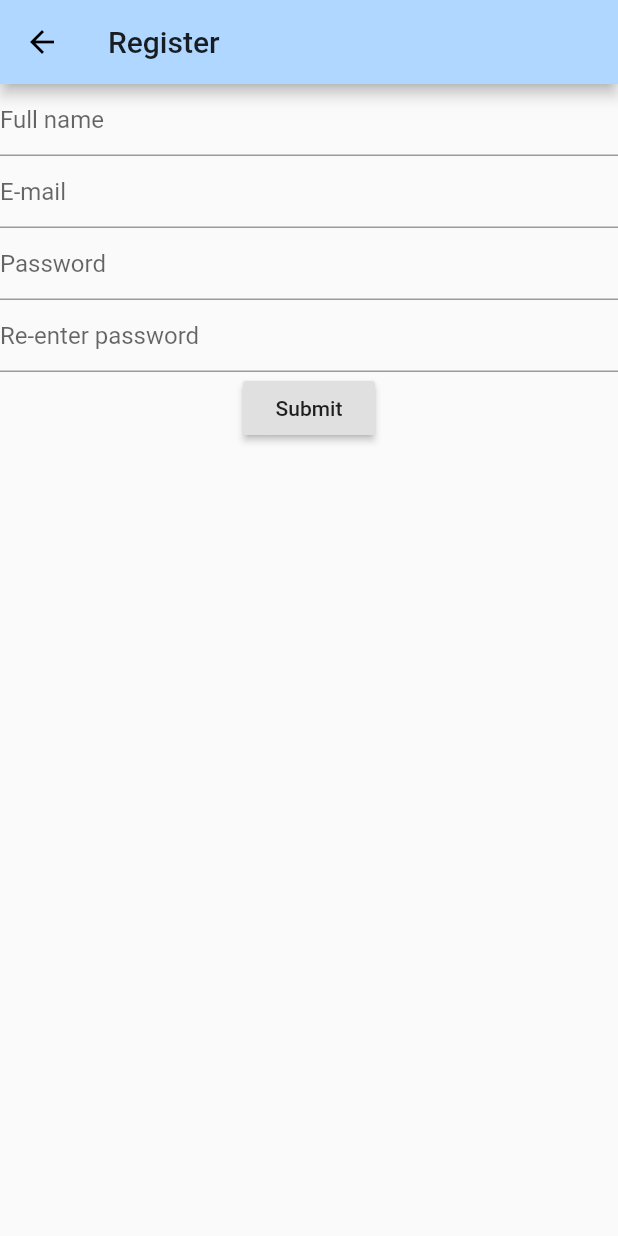
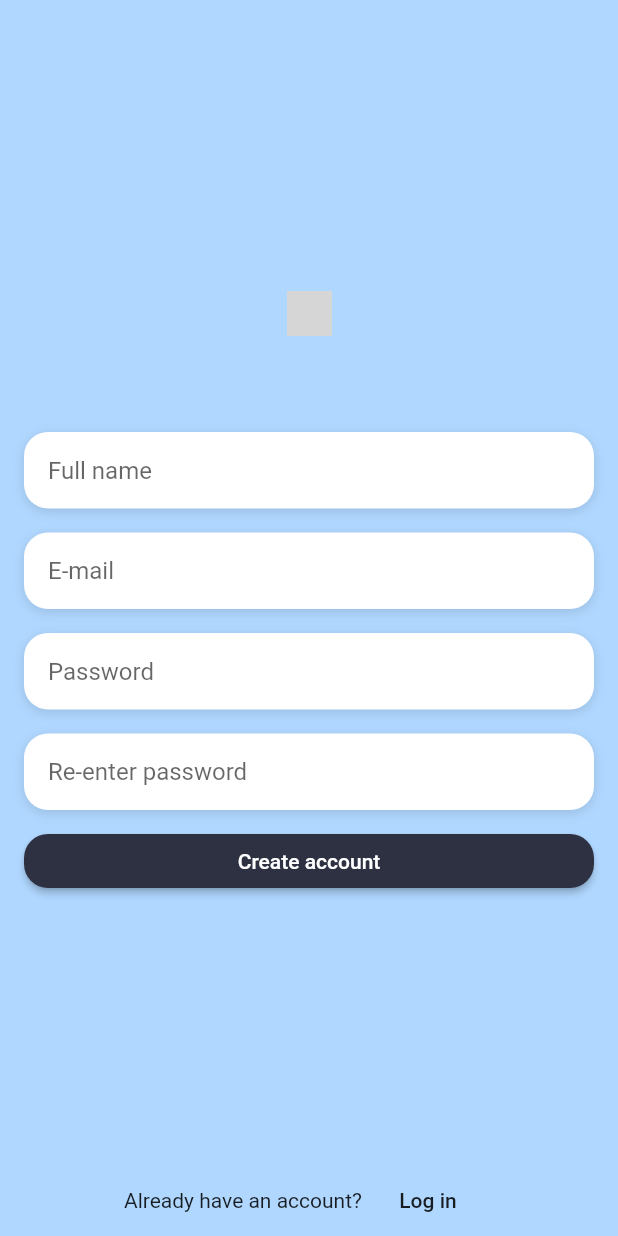
Before and after one commit to arshganda/abode_app, a Flutter app: the screen it shows after launch, after a tap on "Submit", after a tap on "Sign up", on a phone screen of 412 x 824 dp. Run offline on Flutter 3.47's test engine with Material 2 defaults, Android fonts, the phone set to English and light mode, and no system bars; our stand-ins replace dio, firebase_auth; accounts and stored records are empty; grey boxes are pictures that could not be loaded.

Commit message:
Themed register page

```diff
--- /dev/null
+++ b/lib/app_state.dart
@@ -0,0 +1,10 @@
+import 'package:dio/dio.dart';
+
+class AppState {
+  Dio dio;
+
+  AppState() {
+    dio = Dio();
+    dio.options.baseUrl = "https://abode-backend.herokuapp.com";
+  }
+}
--- a/lib/forgot_password_page.dart
+++ b/lib/forgot_password_page.dart
@@ -25,11 +25,7 @@ class ForgotPasswordPage extends StatelessWidget {
                   decoration: buildBoxDecoration(),
                   child: TextFormField(
                     controller: _emailController,
-                    decoration: InputDecoration(
-                      border: InputBorder.none,
-                      hintText: 'E-mail',
-                      contentPadding: EdgeInsets.all(16),
-                    ),
+                    decoration: buildInputDecoration('E-mail'),
                     validator: emailValidator,
                     keyboardType: TextInputType.emailAddress,
                   ),
--- a/lib/login_page.dart
+++ b/lib/login_page.dart
@@ -43,17 +43,15 @@ class _LoginPageState extends State<LoginPage> {
               child: Column(
                 mainAxisAlignment: MainAxisAlignment.center,
                 children: <Widget>[
-                  Image.asset("abode_logo.png"),
+                  Image.asset(
+                    "abode_logo.png",
+                  ),
                   Spacer(),
                   Container(
                     decoration: buildBoxDecoration(),
                     child: TextFormField(
                       controller: _emailController,
-                      decoration: InputDecoration(
-                        border: InputBorder.none,
-                        hintText: 'E-mail',
-                        contentPadding: EdgeInsets.all(16),
-                      ),
+                      decoration: buildInputDecoration('E-mail'),
                       validator: emailValidator,
                       keyboardType: TextInputType.emailAddress,
                       textInputAction: TextInputAction.next,
@@ -62,23 +60,20 @@ class _LoginPageState extends State<LoginPage> {
                           FocusScope.of(context).requestFocus(focusNode2),
                     ),
                   ),
-                  SizedBox(height: 6),
+                  SizedBox(height: 16),
                   Container(
                     decoration: buildBoxDecoration(),
                     child: TextFormField(
                       controller: _passwordController,
                       obscureText: true,
                       autocorrect: false,
-                      decoration: InputDecoration(
-                        border: InputBorder.none,
-                        hintText: 'Password',
-                        contentPadding: EdgeInsets.all(16),
-                      ),
+                      decoration: buildInputDecoration('Password'),
                       validator: passwordValidator,
                       focusNode: focusNode2,
                       textInputAction: TextInputAction.done,
                     ),
                   ),
+                  SizedBox(height: 10),
                   Row(
                     children: <Widget>[
                       Expanded(
@@ -137,9 +132,10 @@ class _LoginPageState extends State<LoginPage> {
                         onPressed: () {
                           Navigator.push(
                               context,
-                              MaterialPageRoute(
-                                  builder: (BuildContext context) =>
-                                      RegisterPage()));
+                              PageRouteBuilder(
+                                  pageBuilder:
+                                      (context, animation1, animation2) =>
+                                          RegisterPage()));
                         },
                       ),
                     ],
--- a/lib/main.dart
+++ b/lib/main.dart
@@ -1,12 +1,17 @@
 import 'package:flutter/material.dart';
+import 'package:provider/provider.dart';
 import 'package:reddit_ppl/login_page.dart';
+
+import 'app_state.dart';
 
 void main() => runApp(MyApp());
 
 class MyApp extends StatelessWidget {
   @override
   Widget build(BuildContext context) {
-    return MaterialApp(
+    return Provider(
+      create: (_) => AppState(),
+      child: MaterialApp(
         title: 'Surprise!',
         theme: ThemeData(
           primarySwatch: Colors.red,
@@ -18,6 +23,7 @@ class MyApp extends StatelessWidget {
           ),
         ),
         home: LoginPage(),
+      ),
     );
   }
 }
--- a/lib/register_page.dart
+++ b/lib/register_page.dart
@@ -1,7 +1,9 @@
 import 'package:dio/dio.dart';
 import 'package:firebase_auth/firebase_auth.dart';
 import 'package:flutter/material.dart';
+import 'package:provider/provider.dart';
 
+import 'app_state.dart';
 import 'util/login_util.dart';
 
 class RegisterPage extends StatefulWidget {
@@ -21,38 +23,57 @@ class _RegisterPageState extends State<RegisterPage> {
 
   @override
   Widget build(BuildContext context) {
+    Dio dio = Provider.of<AppState>(context).dio;
+
     return Scaffold(
-      appBar: AppBar(title: Text('Register')),
-      body: Form(
+      body: SafeArea(
+        child: Form(
           key: _formKey,
+          child: Container(
+            color: Theme.of(context).primaryColor,
+            padding: EdgeInsets.fromLTRB(16, 16, 16, 0),
             child: Column(
+              mainAxisAlignment: MainAxisAlignment.center,
               children: <Widget>[
-            TextFormField(
+                Spacer(),
+                Image.asset("abode_logo.png", height: 30),
+                SizedBox(height: 8.0 * 8.0),
+                Container(
+                  decoration: buildBoxDecoration(),
+                  child: TextFormField(
                     controller: _nameController,
-              decoration: InputDecoration(
-                hintText: 'Full name',
-              ),
+                    decoration: buildInputDecoration('Full name'),
                     validator: nameValidator,
                   ),
-            TextFormField(
+                ),
+                SizedBox(height: 16),
+                Container(
+                  decoration: buildBoxDecoration(),
+                  child: TextFormField(
                     controller: _emailController,
-              decoration: InputDecoration(
-                hintText: 'E-mail',
-              ),
+                    decoration: buildInputDecoration('E-mail'),
                     validator: emailValidator,
                   ),
-            TextFormField(
+                ),
+                SizedBox(height: 16),
+                Container(
+                  decoration: buildBoxDecoration(),
+                  child: TextFormField(
                     controller: _passwordController,
-              decoration: InputDecoration(
-                hintText: 'Password',
-              ),
+                    obscureText: true,
+                    autocorrect: false,
+                    decoration: buildInputDecoration('Password'),
                     validator: passwordValidator,
                   ),
-            TextFormField(
+                ),
+                SizedBox(height: 16),
+                Container(
+                  decoration: buildBoxDecoration(),
+                  child: TextFormField(
                     controller: _confirmPasswordController,
-              decoration: InputDecoration(
-                hintText: 'Re-enter password',
-              ),
+                    obscureText: true,
+                    autocorrect: false,
+                    decoration: buildInputDecoration('Re-enter password'),
                     validator: (value) {
                       if (value != _passwordController.text) {
                         return 'Passwords do not match.';
@@ -60,8 +81,20 @@ class _RegisterPageState extends State<RegisterPage> {
                       return null;
                     },
                   ),
-            RaisedButton(
-              child: Text('Submit'),
+                ),
+                SizedBox(height: 10),
+                Row(
+                  children: <Widget>[
+                    Expanded(
+                      child: RaisedButton(
+                        shape: RoundedRectangleBorder(
+                          borderRadius: BorderRadius.all(
+                            Radius.circular(16),
+                          ),
+                        ),
+                        color: Theme.of(context).accentColor,
+                        textColor: Colors.white,
+                        child: Text('Create account'),
                         onPressed: () async {
                           if (_formKey.currentState.validate()) {
                             FirebaseUser user =
@@ -77,8 +110,6 @@ class _RegisterPageState extends State<RegisterPage> {
                               await user.updateProfile(uuInfo);
                               await user.sendEmailVerification();
 
-                    Dio dio = new Dio();
-                    dio.options.baseUrl = "https://abode-backend.herokuapp.com";
                               await dio.post("/user", data: {
                                 "firebaseId": user.uid,
                                 "name": _nameController.text,
@@ -91,7 +122,25 @@ class _RegisterPageState extends State<RegisterPage> {
                           return null;
                         },
                       ),
+                    ),
                   ],
+                ),
+                Spacer(),
+                Row(
+                  mainAxisAlignment: MainAxisAlignment.center,
+                  children: <Widget>[
+                    Text("Already have an account?"),
+                    FlatButton(
+                      child: Text('Log in'),
+                      onPressed: () {
+                        Navigator.pop(context);
+                      },
+                    ),
+                  ],
+                ),
+              ],
+            ),
+          ),
         ),
       ),
     );
--- a/lib/util/login_util.dart
+++ b/lib/util/login_util.dart
@@ -38,3 +38,11 @@ BoxDecoration buildBoxDecoration() {
     ],
   );
 }
+
+InputDecoration buildInputDecoration(String hintText) {
+  return InputDecoration(
+    border: InputBorder.none,
+    hintText: hintText,
+    contentPadding: EdgeInsets.all(16),
+  );
+}
--- a/pubspec.yaml
+++ b/pubspec.yaml
@@ -25,6 +25,7 @@ dependencies:
   cupertino_icons: ^0.1.2
   firebase_auth: ^0.15.0+1
   dio: ^3.0.7
+  provider: ^4.0.1
 
 dev_dependencies:
   flutter_test:
```
Also changed, not shown: pubspec.lock. Lines whose indentation alone changed are shown as unchanged.
